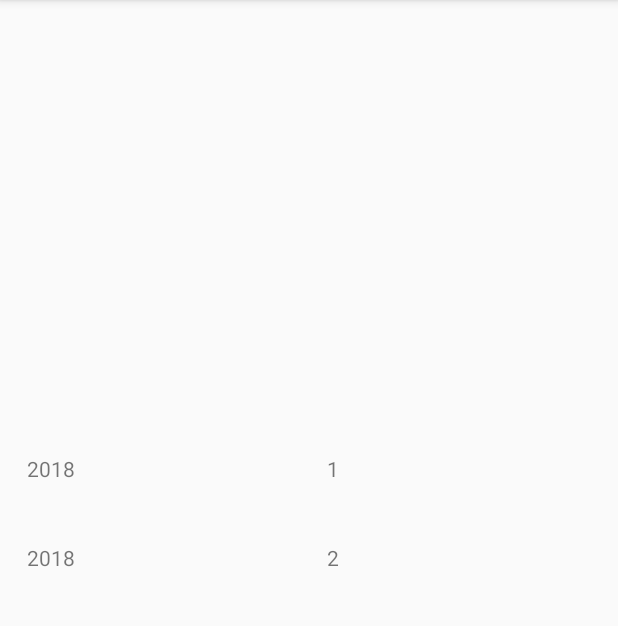
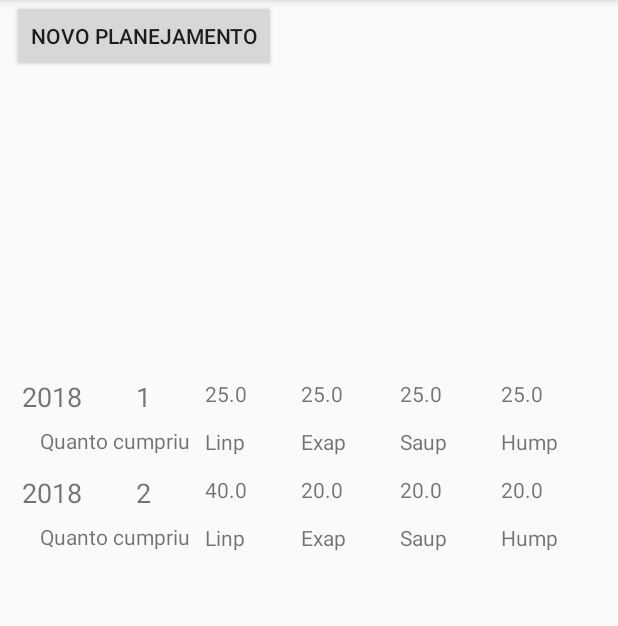
Before and after one commit to ufjf-dcc196/2019-1-dcc196-trb1-lucasmargato, an Android app: the screen it shows after launch (PlanejamentosActivity), on a phone screen of 412 x 824 dp, the part 84-710 px from its top. Run offline under Robolectric (Android 15) with nearby library versions, the phone set to English and light mode, and no system bars.

Commit message:
Layout melhorado; Nova activity para novo planejamento criada;

```diff
--- a/app/build.gradle
+++ b/app/build.gradle
@@ -26,4 +26,6 @@ dependencies {
     testImplementation 'junit:junit:4.12'
     androidTestImplementation 'com.android.support.test:runner:1.0.2'
     androidTestImplementation 'com.android.support.test.espresso:espresso-core:3.0.2'
+    implementation 'com.android.support:cardview-v7:28.0.0'
+    implementation 'com.android.support:gridlayout-v7:28.0.0'
 }
--- a/app/src/main/AndroidManifest.xml
+++ b/app/src/main/AndroidManifest.xml
@@ -9,6 +9,7 @@
         android:roundIcon="@mipmap/ic_launcher_round"
         android:supportsRtl="true"
         android:theme="@style/AppTheme">
+        <activity android:name=".NovoPlanejamentoActivity"></activity>
         <activity android:name=".PlanejamentosActivity">
             <intent-filter>
                 <action android:name="android.intent.action.MAIN" />
--- a/app/src/main/java/br/ufjf/a2019_1_dcc196_trb1_lucasmargato/PlanejamentoAdapter.java
+++ b/app/src/main/java/br/ufjf/a2019_1_dcc196_trb1_lucasmargato/PlanejamentoAdapter.java
@@ -9,6 +9,7 @@ import android.view.ViewGroup;
 import android.widget.TextView;
 
 
+import org.w3c.dom.Text;
 
 import java.util.List;
 
@@ -40,8 +41,17 @@ public class PlanejamentoAdapter extends RecyclerView.Adapter<PlanejamentoAdapte
         Planejamento p = items.get(i);
         TextView itemAno = viewHolder.itemAno;
         TextView itemSemestre = viewHolder.itemSemestre;
+        TextView itemLinguas = viewHolder.itemLinguas;
+        TextView itemExatas = viewHolder.itemExatas;
+        TextView itemSaude = viewHolder.itemSaude;
+        TextView itemHumanidades = viewHolder.itemHumanidades;
+
         itemAno.setText(String.valueOf(p.getAno()));
         itemSemestre.setText(String.valueOf(p.getSemestre()));
+        itemLinguas.setText(String.valueOf(p.getLinguas()));
+        itemExatas.setText(String.valueOf(p.getExatas()));
+        itemSaude.setText(String.valueOf(p.getSaude()));
+        itemHumanidades.setText(String.valueOf(p.getHumanidades()));
     }
 
     @Override
@@ -50,13 +60,18 @@ public class PlanejamentoAdapter extends RecyclerView.Adapter<PlanejamentoAdapte
     }
 
     public class ViewHolder extends RecyclerView.ViewHolder implements View.OnClickListener{
-        public TextView itemAno;
-        public TextView itemSemestre;
+        public TextView itemAno, itemSemestre, itemLinguas, itemExatas, itemSaude, itemHumanidades;
+
 
         public ViewHolder(@NonNull final View itemView) {
             super(itemView);
             itemAno = itemView.findViewById(R.id.textAno);
             itemSemestre = itemView.findViewById(R.id.textSemestre);
+            itemLinguas = itemView.findViewById(R.id.textLinguas);
+            itemExatas = itemView.findViewById(R.id.textExatas);
+            itemSaude = itemView.findViewById(R.id.textSaude);
+            itemHumanidades = itemView.findViewById(R.id.textHumanidades);
+
 
             itemView.setOnClickListener(new View.OnClickListener(){
                 @Override
--- a/app/src/main/java/br/ufjf/a2019_1_dcc196_trb1_lucasmargato/PlanejamentosActivity.java
+++ b/app/src/main/java/br/ufjf/a2019_1_dcc196_trb1_lucasmargato/PlanejamentosActivity.java
@@ -1,11 +1,13 @@
 package br.ufjf.a2019_1_dcc196_trb1_lucasmargato;
 
 
+import android.content.Intent;
 import android.support.v7.app.AppCompatActivity;
 import android.os.Bundle;
 import android.support.v7.widget.LinearLayoutManager;
 import android.support.v7.widget.RecyclerView;
 import android.view.View;
+import android.widget.Button;
 import android.widget.Toast;
 
 import java.util.ArrayList;
@@ -22,8 +24,10 @@ public class PlanejamentosActivity extends AppCompatActivity {
     protected void onCreate(Bundle savedInstanceState) {
         super.onCreate(savedInstanceState);
         setContentView(R.layout.activity_planejamentos);
+        RecyclerView rv = findViewById(R.id.rvPlanejamentos);
+        Button btnNovo = findViewById(R.id.buttonNovo);
 
-        RecyclerView rv = findViewById(R.id.rvPlanejamentos);
+
         PlanejamentoAdapter adapter = new PlanejamentoAdapter(this.plans);
         rv.setAdapter(adapter);
         rv.setLayoutManager(new LinearLayoutManager(this));
@@ -34,5 +38,13 @@ public class PlanejamentosActivity extends AppCompatActivity {
                 Toast.makeText(PlanejamentosActivity.this, String.valueOf(plans.get(position).getAno()+" - "+plans.get(position).getSemestre()), Toast.LENGTH_SHORT).show();
             }
         });
+
+        btnNovo.setOnClickListener(new View.OnClickListener() {
+            @Override
+            public void onClick(View v) {
+                Intent intent = new Intent(PlanejamentosActivity.this, NovoPlanejamentoActivity.class);
+                startActivity(intent);
+            }
+        });
     }
 }
--- a/app/src/main/res/layout/activity_planejamentos.xml
+++ b/app/src/main/res/layout/activity_planejamentos.xml
@@ -9,13 +9,25 @@
     <android.support.v7.widget.RecyclerView
         android:id="@+id/rvPlanejamentos"
         android:layout_width="0dp"
-        android:layout_height="485dp"
+        android:layout_height="385dp"
         android:layout_marginStart="8dp"
         android:layout_marginLeft="8dp"
         android:layout_marginEnd="8dp"
         android:layout_marginRight="8dp"
+        android:layout_marginBottom="136dp"
         app:layout_constraintBottom_toBottomOf="parent"
         app:layout_constraintEnd_toEndOf="parent"
         app:layout_constraintHorizontal_bias="0.0"
         app:layout_constraintStart_toStartOf="parent" />
+
+    <Button
+        android:id="@+id/buttonNovo"
+        android:layout_width="wrap_content"
+        android:layout_height="wrap_content"
+        android:layout_marginStart="8dp"
+        android:layout_marginLeft="8dp"
+        android:text="Novo Planejamento"
+        app:layout_constraintStart_toStartOf="parent"
+        tools:layout_editor_absoluteY="637dp" />
+
 </android.support.constraint.ConstraintLayout>
--- a/app/src/main/res/layout/layout_planejamento.xml
+++ b/app/src/main/res/layout/layout_planejamento.xml
@@ -1,25 +1,108 @@
 <?xml version="1.0" encoding="utf-8"?>
-<LinearLayout xmlns:android="http://schemas.android.com/apk/res/android"
+<TableLayout xmlns:android="http://schemas.android.com/apk/res/android"
+    android:collapseColumns="*"
+    android:stretchColumns="*"
+    android:id="@+id/tableLayout"
     android:layout_width="match_parent"
     android:layout_height="wrap_content"
-    android:paddingLeft="10dp"
-    android:paddingTop="20dp"
-    android:paddingRight="10dp"
-    android:paddingBottom="20dp"
     android:background="?android:attr/selectableItemBackground">
+
+
+    <TableRow android:gravity="center"
+        android:layout_width="match_parent"
+        android:layout_height="wrap_content">
 
 
         <TextView
             android:id="@+id/textAno"
             android:layout_width="wrap_content"
-        android:layout_height="wrap_content"
-        android:layout_weight="1"
-        android:text="textView"/>
+            android:layout_height="32dp"
+            android:padding="5dp"
+            android:text="ano"
+            android:textSize="18sp" />
 
         <TextView
             android:id="@+id/textSemestre"
             android:layout_width="wrap_content"
+            android:layout_height="32dp"
+            android:padding="5dp"
+            android:text="sem"
+            android:textSize="18sp" />
+
+        <TextView
+            android:id="@+id/textLinguas"
+            android:layout_width="wrap_content"
             android:layout_height="wrap_content"
-        android:layout_weight="1"
-        android:text="textView"/>
-</LinearLayout>
+            android:padding="5dp"
+            android:text="Lin" />
+
+        <TextView
+            android:id="@+id/textExatas"
+            android:layout_width="wrap_content"
+            android:layout_height="wrap_content"
+            android:padding="5dp"
+            android:text="Exa" />
+
+        <TextView
+            android:id="@+id/textSaude"
+            android:layout_width="wrap_content"
+            android:layout_height="wrap_content"
+            android:padding="5dp"
+            android:text="Sau" />
+
+        <TextView
+            android:id="@+id/textHumanidades"
+            android:layout_width="wrap_content"
+            android:layout_height="wrap_content"
+            android:padding="5dp"
+            android:text="Hum" />
+
+    </TableRow>
+
+    <TableRow android:gravity="center"
+        android:layout_width="match_parent"
+        android:layout_height="wrap_content">
+
+
+        <TextView
+            android:id="@+id/textPer"
+            android:layout_width="wrap_content"
+            android:layout_height="32dp"
+            android:layout_span="2"
+            android:gravity="end"
+            android:padding="5dp"
+            android:text="Quanto cumpriu" />
+
+
+        <TextView
+            android:id="@+id/textLinguasP"
+            android:layout_width="wrap_content"
+            android:layout_height="wrap_content"
+            android:padding="5dp"
+            android:text="Linp" />
+
+        <TextView
+            android:id="@+id/textExatasP"
+            android:layout_width="wrap_content"
+            android:layout_height="wrap_content"
+            android:padding="5dp"
+            android:text="Exap" />
+
+        <TextView
+            android:id="@+id/textSaudeP"
+            android:layout_width="wrap_content"
+            android:layout_height="wrap_content"
+            android:padding="5dp"
+            android:text="Saup" />
+
+        <TextView
+            android:id="@+id/textHumanidadesP"
+            android:layout_width="wrap_content"
+            android:layout_height="wrap_content"
+            android:padding="5dp"
+            android:text="Hump" />
+
+    </TableRow>
+
+
+</TableLayout>
```
Also changed, not shown: app/src/main/java/br/ufjf/a2019_1_dcc196_trb1_lucasmargato/NovoPlanejamentoActivity.java (added, +13 -0 lines), app/src/main/res/layout/activity_novo_planejamento.xml (added, +166 -0 lines). Lines whose indentation alone changed are shown as unchanged.
